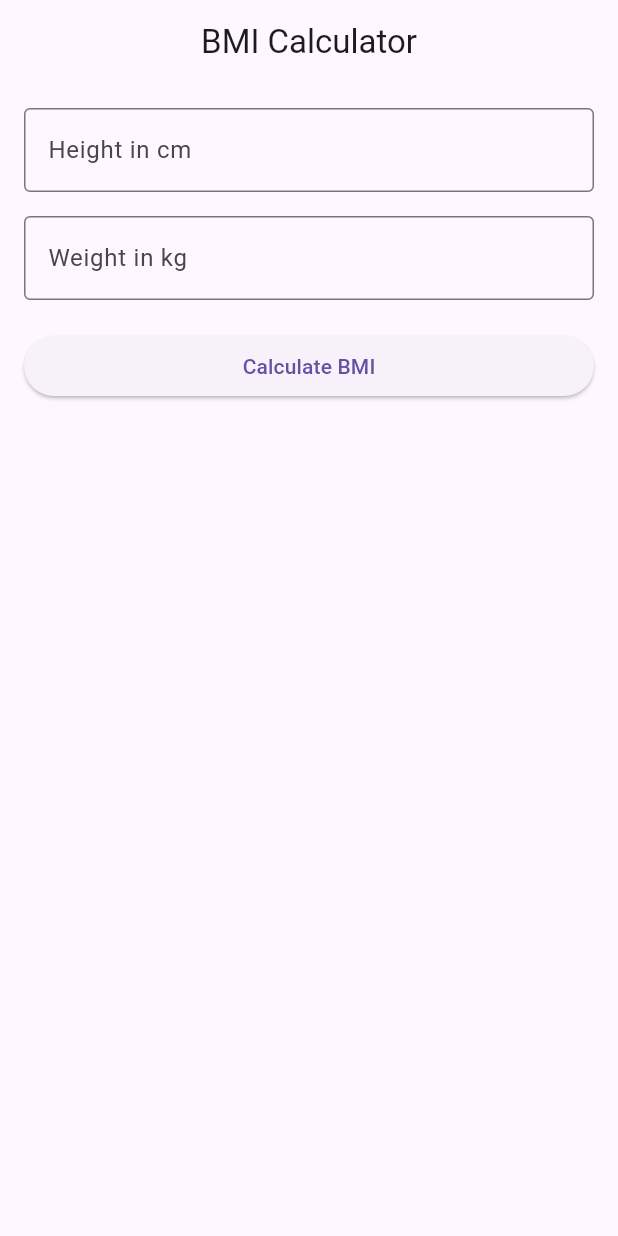
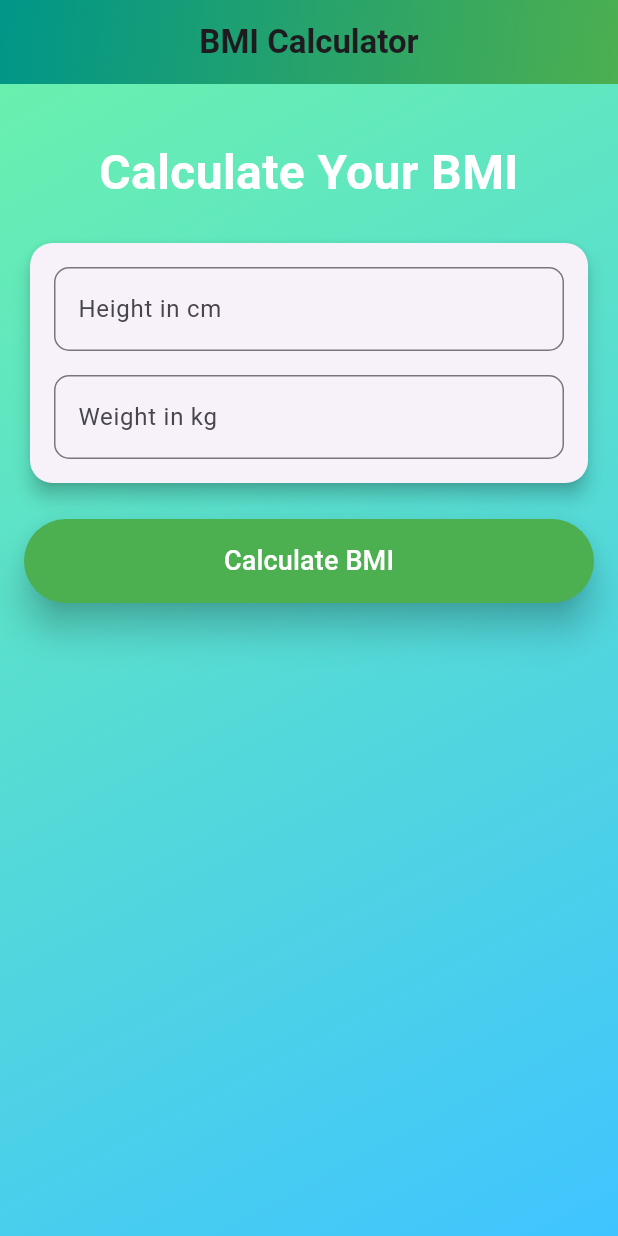
Before and after one commit to natanmuletahunde/BMI_cal, a Flutter app: the screen it shows after launch, on a phone screen of 412 x 824 dp. Run offline on Flutter 3.47's test engine with Material 3 defaults, Android fonts, the phone set to English and light mode, and no system bars.

Commit message:
modify the main.dart

```diff
--- a/my_app/lib/main.dart
+++ b/my_app/lib/main.dart
@@ -54,20 +54,62 @@ class _BMICalculatorPageState extends State<BMICalculatorPage> {
   Widget build(BuildContext context) {
     return Scaffold(
       appBar: AppBar(
-        title: Text('BMI Calculator'),
+        title: Text(
+          'BMI Calculator',
+          style: TextStyle(fontWeight: FontWeight.bold),
+        ),
+        flexibleSpace: Container(
+          decoration: BoxDecoration(
+            gradient: LinearGradient(
+              colors: [Colors.teal, Colors.green],
+              begin: Alignment.topLeft,
+              end: Alignment.bottomRight,
+            ),
+          ),
+        ),
         centerTitle: true,
+        elevation: 10.0,
       ),
-      body: Padding(
+      body: Container(
+        decoration: BoxDecoration(
+          gradient: LinearGradient(
+            colors: [Colors.greenAccent, Colors.lightBlueAccent],
+            begin: Alignment.topLeft,
+            end: Alignment.bottomRight,
+          ),
+        ),
         padding: const EdgeInsets.all(16.0),
         child: Column(
           crossAxisAlignment: CrossAxisAlignment.stretch,
           children: <Widget>[
+            SizedBox(height: 20.0),
+            Text(
+              'Calculate Your BMI',
+              style: TextStyle(
+                fontSize: 32.0,
+                fontWeight: FontWeight.bold,
+                color: Colors.white,
+              ),
+              textAlign: TextAlign.center,
+            ),
+            SizedBox(height: 20.0),
+            Card(
+              shape: RoundedRectangleBorder(
+                borderRadius: BorderRadius.circular(15.0),
+              ),
+              elevation: 5.0,
+              child: Padding(
+                padding: const EdgeInsets.all(16.0),
+                child: Column(
+                  children: [
                     TextField(
                       controller: heightController,
                       keyboardType: TextInputType.number,
                       decoration: InputDecoration(
                         labelText: 'Height in cm',
-                border: OutlineInputBorder(),
+                        border: OutlineInputBorder(
+                          borderRadius: BorderRadius.circular(10.0),
+                        ),
                       ),
                     ),
                     SizedBox(height: 16.0),
@@ -76,16 +118,43 @@ class _BMICalculatorPageState extends State<BMICalculatorPage> {
                       keyboardType: TextInputType.number,
                       decoration: InputDecoration(
                         labelText: 'Weight in kg',
-                border: OutlineInputBorder(),
+                        border: OutlineInputBorder(
+                          borderRadius: BorderRadius.circular(10.0),
+                        ),
+                      ),
+                    ),
+                  ],
+                ),
               ),
             ),
             SizedBox(height: 20.0),
             ElevatedButton(
               onPressed: calculateBMI,
-              child: Text('Calculate BMI'),
+              style: ElevatedButton.styleFrom(
+                padding: EdgeInsets.symmetric(vertical: 15.0), backgroundColor: Colors.green,
+                shape: RoundedRectangleBorder(
+                  borderRadius: BorderRadius.circular(30.0),
+                ),
+                shadowColor: Colors.black,
+                elevation: 10,
+              ),
+              child: Text(
+                'Calculate BMI',
+                style: TextStyle(fontSize: 18.0, color: Colors.white),
+              ),
             ),
             SizedBox(height: 20.0),
             if (bmi != null) ...[
+              Card(
+                shape: RoundedRectangleBorder(
+                  borderRadius: BorderRadius.circular(15.0),
+                ),
+                elevation: 5.0,
+                color: Colors.tealAccent,
+                child: Padding(
+                  padding: const EdgeInsets.all(16.0),
+                  child: Column(
+                    children: [
                       Text(
                         'Your BMI is $bmiResult',
                         style: TextStyle(
@@ -99,10 +168,14 @@ class _BMICalculatorPageState extends State<BMICalculatorPage> {
                         '$bmiDescription',
                         style: TextStyle(
                           fontSize: 20,
-                  color: Colors.green,
+                          color: Colors.green[900],
                           fontWeight: FontWeight.bold,
                         ),
                         textAlign: TextAlign.center,
+                      ),
+                    ],
+                  ),
+                ),
               ),
             ],
           ],
```
Lines whose indentation alone changed are shown as unchanged.
